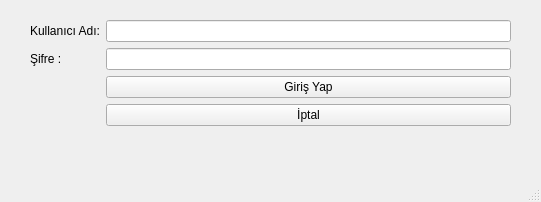
Qt form EDIZ/ilk.ui (vektorelpython24proje/MasaustuProje) before a commit.
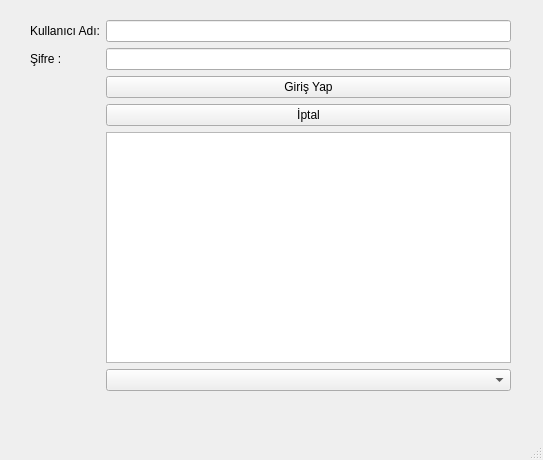
The same form after that commit.

The edit to the form file:
```diff
--- a/EDIZ/ilk.ui
+++ b/EDIZ/ilk.ui
@@ -6,8 +6,8 @@
    <rect>
     <x>0</x>
     <y>0</y>
-    <width>541</width>
-    <height>202</height>
+    <width>543</width>
+    <height>460</height>
    </rect>
   </property>
   <property name="windowTitle">
@@ -20,7 +20,7 @@
       <x>30</x>
       <y>20</y>
       <width>481</width>
-      <height>121</height>
+      <height>391</height>
      </rect>
     </property>
     <layout class="QFormLayout" name="formLayout">
@@ -62,6 +62,19 @@
        </property>
       </widget>
      </item>
+     <item row="5" column="1">
+      <widget class="QComboBox" name="cmb"/>
+     </item>
+     <item row="6" column="1">
+      <widget class="QLabel" name="lblSonuc">
+       <property name="text">
+        <string/>
+       </property>
+      </widget>
+     </item>
+     <item row="4" column="1">
+      <widget class="QTableWidget" name="tbl"/>
+     </item>
     </layout>
    </widget>
   </widget>
```
Left out of the diff: 2 changed lines with no effect on the pictures.
